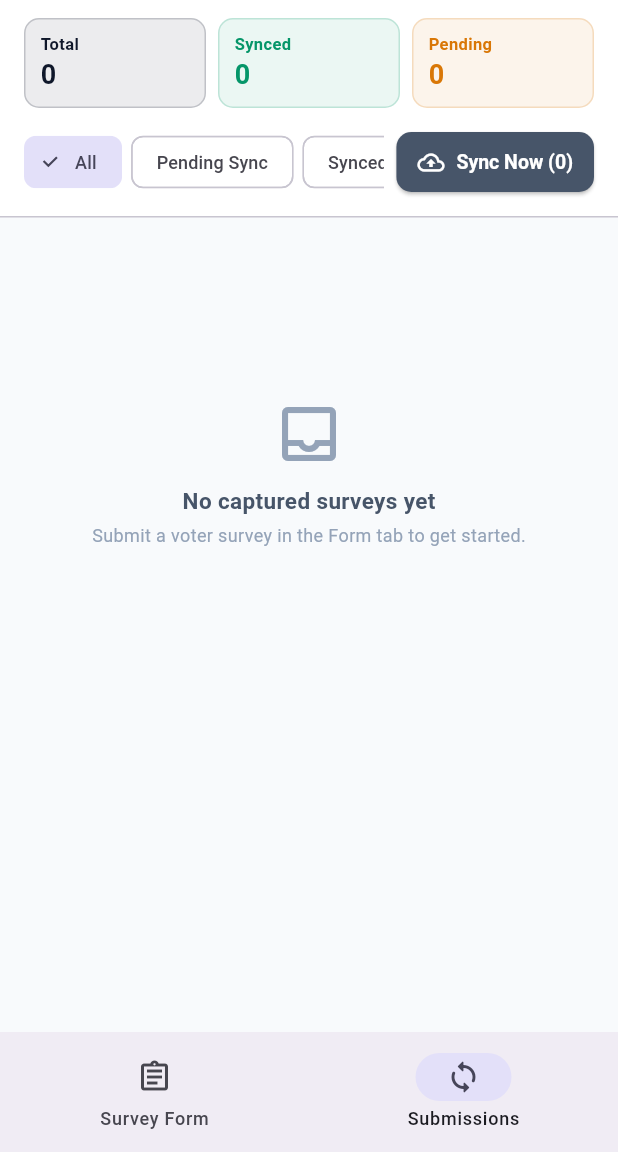
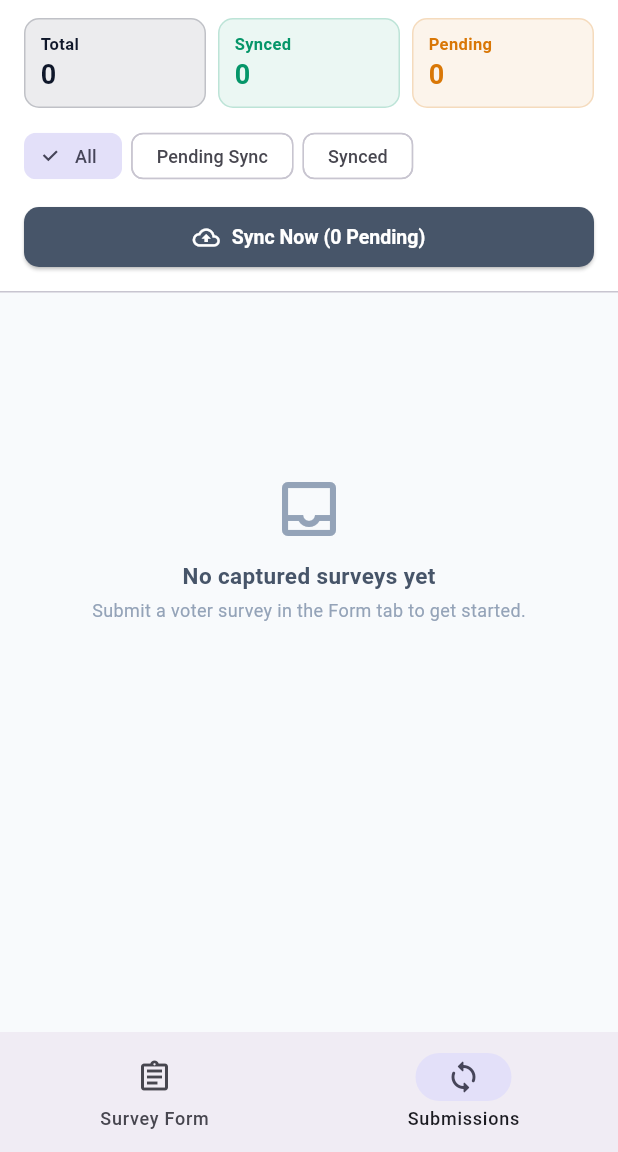
Before and after one commit to BitByBitNomad/matdata-pulse, a Flutter app: the HomeView screen opened by its route, item 2 of the bottom bar chosen, on a phone screen of 412 x 824 dp, the part 84-1236 px from its top. Run offline on Flutter 3.47's test engine with Material 3 defaults, Android fonts, the phone set to English and light mode, and no system bars; our stand-ins replace connectivity_plus, dio, flutter_secure_storage, get, hive_flutter; accounts and stored records are empty.

Commit message:
fix(app): enable uses-material-design icons font and polish UI layouts

```diff
--- a/App/lib/app/modules/auth/auth_view.dart
+++ b/App/lib/app/modules/auth/auth_view.dart
@@ -124,7 +124,10 @@ class AuthView extends GetView<AuthController> {
                       OutlinedButton.icon(
                         onPressed: controller.fillDemoWorker,
                         icon: const Icon(Icons.flash_on_rounded, size: 18),
-                        label: const Text('Fill Demo Field Worker Credentials'),
+                        label: const FittedBox(
+                          fit: BoxFit.scaleDown,
+                          child: Text('Fill Demo Worker Credentials'),
+                        ),
                       ),
                     ],
                   ),
--- a/App/lib/app/modules/submissions/submissions_view.dart
+++ b/App/lib/app/modules/submissions/submissions_view.dart
@@ -46,34 +46,35 @@ class SubmissionsView extends GetView<SubmissionsController> {
                 children: [
                   Expanded(
                     child: Obx(
-                      () => SingleChildScrollView(
-                        scrollDirection: Axis.horizontal,
-                        child: Row(
+                      () => Wrap(
+                        spacing: 6,
+                        runSpacing: 4,
                         children: [
                           'All',
                           AppConstants.syncStatusPending,
                           AppConstants.syncStatusSynced,
                         ].map((filter) {
                           final active = controller.filterStatus.value == filter;
-                            return Padding(
-                              padding: const EdgeInsets.only(right: 6),
-                              child: FilterChip(
+                          return ChoiceChip(
                             label: Text(filter, style: const TextStyle(fontSize: 12)),
                             selected: active,
+                            visualDensity: VisualDensity.compact,
                             onSelected: (_) => controller.filterStatus.value = filter,
-                              ),
                           );
                         }).toList(),
                       ),
                     ),
                   ),
+                ],
               ),
-                  const SizedBox(width: 8),
-                  Obx(
+              const SizedBox(height: 10),
+              SizedBox(
+                width: double.infinity,
+                child: Obx(
                   () => ElevatedButton.icon(
                     onPressed: controller.isSyncing.value ? null : controller.syncNow,
                     style: ElevatedButton.styleFrom(
-                        padding: const EdgeInsets.symmetric(horizontal: 14, vertical: 10),
+                      padding: const EdgeInsets.symmetric(horizontal: 16, vertical: 11),
                       backgroundColor: controller.pendingCount > 0
                           ? AppTheme.indigoAccent
                           : const Color(0xFF475569),
@@ -90,13 +91,12 @@ class SubmissionsView extends GetView<SubmissionsController> {
                         : const Icon(Icons.cloud_upload_outlined, size: 18),
                     label: Text(
                       controller.isSyncing.value
-                            ? 'Syncing...'
-                            : 'Sync Now (${controller.pendingCount})',
+                          ? 'Syncing Pending Surveys...'
+                          : 'Sync Now (${controller.pendingCount} Pending)',
                       style: const TextStyle(fontSize: 13),
                     ),
                   ),
                 ),
-                ],
               ),
             ],
           ),
--- a/App/pubspec.yaml
+++ b/App/pubspec.yaml
@@ -22,3 +22,6 @@ dev_dependencies:
   flutter_test:
     sdk: flutter
   flutter_lints: ^5.0.0
+
+flutter:
+  uses-material-design: true
```
Also changed, not shown: 1 other file. Lines whose indentation alone changed are shown as unchanged.
